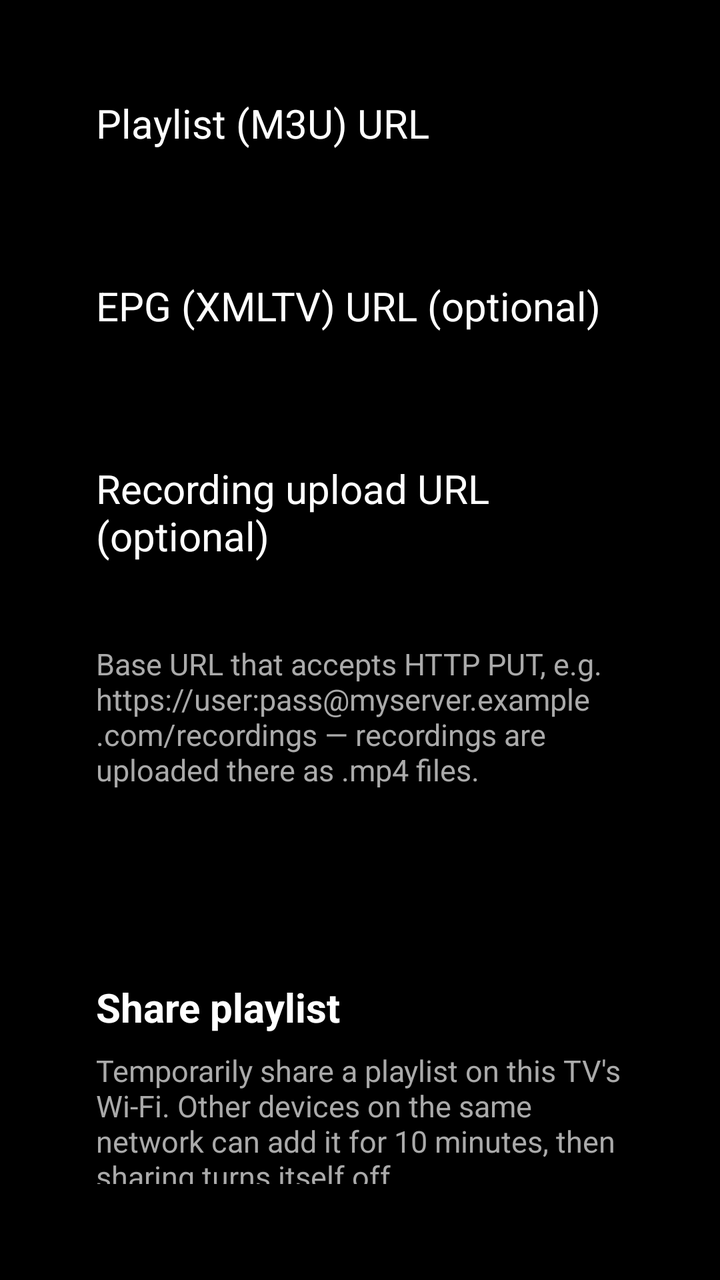
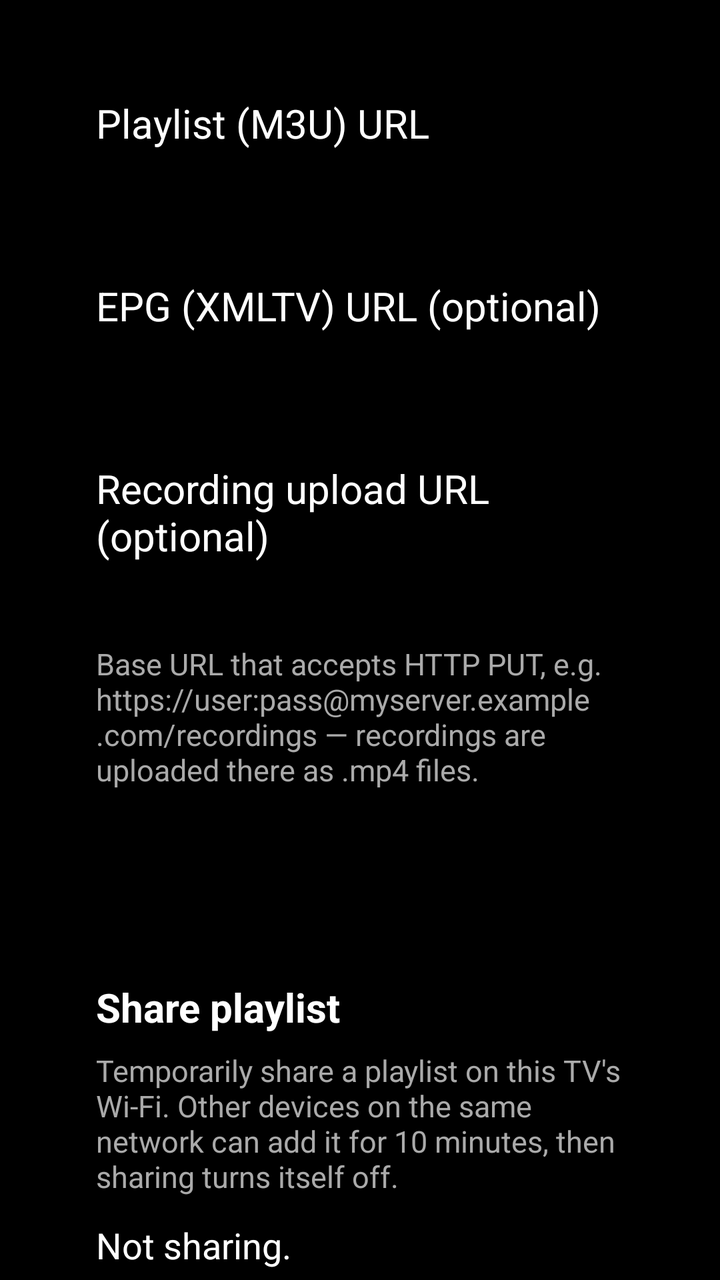

Screens rendered from an Android XML layout before and after an edit, with the pre-edit source and the edit as a unified diff.
<!-- AndroidManifest.xml: application theme Theme.OpenTV -->
<!-- res/layout/activity_settings.xml -->
<?xml version="1.0" encoding="utf-8"?>
<LinearLayout xmlns:android="http://schemas.android.com/apk/res/android"
    android:layout_width="match_parent"
    android:layout_height="match_parent"
    android:orientation="vertical"
    android:padding="48dp"
    android:background="@android:color/black">

    <TextView
        android:layout_width="wrap_content"
        android:layout_height="wrap_content"
        android:text="@string/playlist_url_label"
        android:textColor="@android:color/white"
        android:textSize="20sp" />

    <EditText
        android:id="@+id/playlist_url"
        android:layout_width="match_parent"
        android:layout_height="wrap_content"
        android:layout_marginTop="8dp"
        android:textColor="@android:color/white"
        android:textSize="18sp"
        android:inputType="textUri"
        android:singleLine="true" />

    <TextView
        android:layout_width="wrap_content"
        android:layout_height="wrap_content"
        android:layout_marginTop="32dp"
        android:text="@string/epg_url_label"
        android:textColor="@android:color/white"
        android:textSize="20sp" />

    <EditText
        android:id="@+id/epg_url"
        android:layout_width="match_parent"
        android:layout_height="wrap_content"
        android:layout_marginTop="8dp"
        android:textColor="@android:color/white"
        android:textSize="18sp"
        android:inputType="textUri"
        android:singleLine="true" />

    <TextView
        android:layout_width="wrap_content"
        android:layout_height="wrap_content"
        android:layout_marginTop="32dp"
        android:text="@string/upload_url_label"
        android:textColor="@android:color/white"
        android:textSize="20sp" />

    <EditText
        android:id="@+id/upload_url"
        android:layout_width="match_parent"
        android:layout_height="wrap_content"
        android:layout_marginTop="8dp"
        android:textColor="@android:color/white"
        android:textSize="18sp"
        android:inputType="textUri"
        android:singleLine="true" />

    <TextView
        android:layout_width="wrap_content"
        android:layout_height="wrap_content"
        android:layout_marginTop="8dp"
        android:text="@string/upload_url_hint"
        android:textColor="#FFAAAAAA"
        android:textSize="15sp" />

    <LinearLayout
        android:layout_width="match_parent"
        android:layout_height="wrap_content"
        android:layout_marginTop="40dp"
        android:orientation="horizontal">

        <Button
            android:id="@+id/save_button"
            android:layout_width="wrap_content"
            android:layout_height="wrap_content"
            android:text="@string/save" />

        <Button
            android:id="@+id/reset_button"
            android:layout_width="wrap_content"
            android:layout_height="wrap_content"
            android:layout_marginStart="16dp"
            android:text="@string/reset_default" />

        <Button
            android:id="@+id/unhide_button"
            android:layout_width="wrap_content"
            android:layout_height="wrap_content"
            android:layout_marginStart="16dp"
            android:text="@string/unhide_all" />

    </LinearLayout>

    
    <TextView
        android:layout_width="wrap_content"
        android:layout_height="wrap_content"
        android:layout_marginTop="48dp"
        android:text="@string/share_playlist_title"
        android:textColor="@android:color/white"
        android:textSize="20sp"
        android:textStyle="bold" />

    <TextView
        android:layout_width="wrap_content"
        android:layout_height="wrap_content"
        android:layout_marginTop="8dp"
        android:text="@string/share_playlist_hint"
        android:textColor="#FFAAAAAA"
        android:textSize="15sp" />

    <TextView
        android:id="@+id/share_status"
        android:layout_width="wrap_content"
        android:layout_height="wrap_content"
        android:layout_marginTop="12dp"
        android:text="@string/share_not_running"
        android:textColor="@android:color/white"
        android:textSize="18sp" />

    <Button
        android:id="@+id/share_button"
        android:layout_width="wrap_content"
        android:layout_height="wrap_content"
        android:layout_marginTop="12dp"
        android:text="@string/share_playlist" />

    
    <TextView
        android:layout_width="wrap_content"
        android:layout_height="wrap_content"
        android:layout_marginTop="48dp"
        android:text="@string/about_title"
        android:textColor="@android:color/white"
        android:textSize="20sp"
        android:textStyle="bold" />

    <TextView
        android:id="@+id/about_version"
        android:layout_width="wrap_content"
        android:layout_height="wrap_content"
        android:layout_marginTop="8dp"
        android:textColor="@android:color/white"
        android:textSize="18sp" />

    <TextView
        android:layout_width="wrap_content"
        android:layout_height="wrap_content"
        android:layout_marginTop="8dp"
        android:text="@string/about_text"
        android:textColor="#FFAAAAAA"
        android:textSize="15sp" />

</LinearLayout>
<!-- resources referenced by this layout -->
<resources>
  <string name="about_text">A free, open-source Android TV IPTV player. Built with AI assistance — expect rough edges, bug reports welcome.</string>
  <string name="about_title">About</string>
  <string name="epg_url_label">EPG (XMLTV) URL (optional)</string>
  <string name="playlist_url_label">Playlist (M3U) URL</string>
  <string name="reset_default">Reset to default</string>
  <string name="save">Save</string>
  <string name="share_not_running">Not sharing.</string>
  <string name="share_playlist">Share playlist</string>
  <string name="share_playlist_hint">Temporarily share a playlist on this TV\'s Wi-Fi. Other devices on the same network can add it for 10 minutes, then sharing turns itself off.</string>
  <string name="share_playlist_title">Share playlist</string>
  <string name="unhide_all">Unhide all channels</string>
  <string name="upload_url_hint">Base URL that accepts HTTP PUT, e.g. https://user:pass@myserver.example.com/recordings — recordings are uploaded there as .mp4 files.</string>
  <string name="upload_url_label">Recording upload URL (optional)</string>
  <style name="Theme.OpenTV" parent="Theme.Leanback">
          <item name="android:windowBackground">@android:color/black</item>
      </style>
</resources>

<!-- the commit's change to res/layout/activity_settings.xml (unified diff, before → after) -->
@@ -1,10 +1,14 @@
 <?xml version="1.0" encoding="utf-8"?>
-<LinearLayout xmlns:android="http://schemas.android.com/apk/res/android"
+<ScrollView xmlns:android="http://schemas.android.com/apk/res/android"
     android:layout_width="match_parent"
     android:layout_height="match_parent"
+    android:background="@android:color/black">
+
+<LinearLayout
+    android:layout_width="match_parent"
+    android:layout_height="wrap_content"
     android:orientation="vertical"
-    android:padding="48dp"
-    android:background="@android:color/black">
+    android:padding="48dp">
 
     <TextView
         android:layout_width="wrap_content"
@@ -156,3 +160,4 @@
         android:textSize="15sp" />
 
 </LinearLayout>
+</ScrollView>
